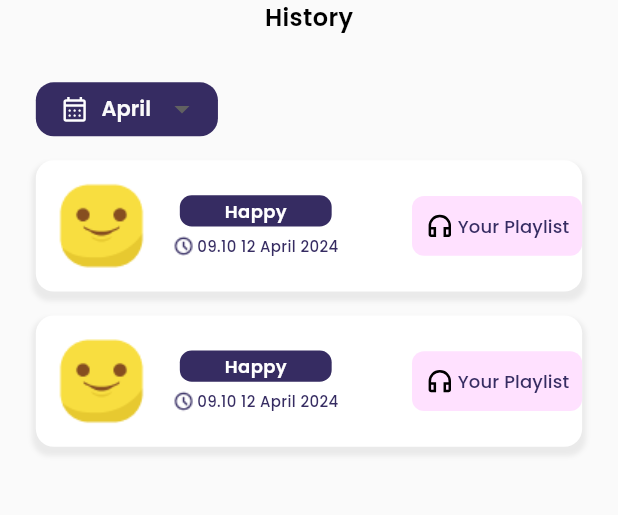
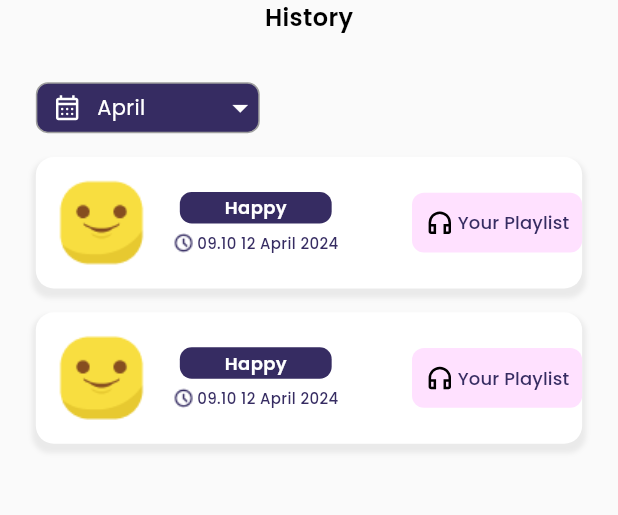
Before and after one commit to SyahrulBhudiF/Vexora-FE, a Flutter app: the HistoryScreen screen opened by its route, on a phone screen of 412 x 824 dp, the part 82-597 px from its top. Run offline on Flutter 3.47's test engine with Material 3 defaults, Android fonts, the phone set to English and light mode, and no system bars; our stand-ins replace cached_network_image, camera, flutter_bloc, flutter_svg, image_picker, month_picker_dialog and 1 more; accounts and stored records are empty; project files that could hold a hidden picture were left out.

Commit message:
fix: fix ui profile, history

```diff
--- a/lib/core/utils/image_constant.dart
+++ b/lib/core/utils/image_constant.dart
@@ -45,4 +45,7 @@ class ImageConstant {
   static String password = '$imagePath/password.svg';
   static String logout = '$imagePath/logout.svg';
   static String arrorRight = '$imagePath/arrorRight.svg';
+  static String octionPlaylist = '$imagePath/octionPlaylist.svg';
+  static String profileUser = '$imagePath/profileUser.svg';
+  static String photoAdd = '$imagePath/photoAdd.svg';
 }
--- /dev/null
+++ b/lib/data/models/Music/music_model.dart
@@ -0,0 +1,39 @@
+class History {
+  final String uuid;
+  final DateTime createdAt;
+  final String userUuid;
+  final String mood;
+  final String playlistName;
+  final String path;
+
+  History({
+    required this.uuid,
+    required this.createdAt,
+    required this.userUuid,
+    required this.mood,
+    required this.playlistName,
+    required this.path,
+  });
+
+  factory History.fromJson(Map<String, dynamic> json) {
+    return History(
+      uuid: json['uuid'],
+      createdAt: DateTime.parse(json['created_at']),
+      userUuid: json['user_uuid'],
+      mood: json['mood'],
+      playlistName: json['playlist_name'],
+      path: json['path'],
+    );
+  }
+
+  Map<String, dynamic> toJson() {
+    return {
+      'uuid': uuid,
+      'created_at': createdAt.toIso8601String(),
+      'user_uuid': userUuid,
+      'mood': mood,
+      'playlist_name': playlistName,
+      'path': path,
+    };
+  }
+}
--- a/lib/presentation/history_screen/history_screen.dart
+++ b/lib/presentation/history_screen/history_screen.dart
@@ -1,16 +1,14 @@
 import 'package:flutter/material.dart';
+import 'package:vexora_fe/presentation/history_screen/widget/history_list_month.dart';
 import '../../core/app_export.dart';
-import '../../widget/app_bar/appbar_leading_image.dart';
+
 import '../../widget/app_bar/custom_app_bar.dart';
-import '../../widget/custom_buttom_app_bar.dart';
-import '../../widget/custom_drop_down.dart';
-import '../../widget/custom_floating_button.dart';
 import 'widget/historylist_item_widget.dart';
 
 class HistoryScreen extends StatelessWidget {
   HistoryScreen({Key? key}) : super(key: key);
 
-  List<String> dropdownItemList = ["Item One", "Item Two", "Item Three"];
+  List<String> dropdownItemList = ["January", "February", "March", "April"];
 
   @override
   Widget build(BuildContext context) {
@@ -29,17 +27,19 @@ class HistoryScreen extends StatelessWidget {
                 style: CustomTextStyles.titleMediumSemiBold,
               ),
               SizedBox(height: 32.h),
-              CustomDropDown(
-                width: 122.h,
+              Align(
+                alignment: Alignment.centerLeft,
+                child: CustomDropDownWithMonthPicker(
+                  width: 150.h,
                   hintText: "April",
                   alignment: Alignment.centerLeft,
                   items: dropdownItemList,
                   prefix: Container(
-                  margin: EdgeInsets.fromLTRB(16.h, 6.h, 4.h, 6.h),
+                    margin: EdgeInsets.fromLTRB(10.h, 6.h, 10.h, 6.h),
                     child: CustomImageView(
                       imagePath: ImageConstant.calendarIcon,
                       height: 20.h,
-                    color: Colors.white,
+                      color: theme.colorScheme.onPrimary,
                       width: 20.h,
                       fit: BoxFit.contain,
                     ),
@@ -47,28 +47,14 @@ class HistoryScreen extends StatelessWidget {
                   prefixConstraint: BoxConstraints(
                     maxHeight: 36.h,
                   ),
-                contentPadding: EdgeInsets.fromLTRB(16.h, 6.h, 12.h, 6.h),
+                  contentPadding: EdgeInsets.fromLTRB(0.h, 0.h, 0.h, 0.h),
+                ),
               ),
               SizedBox(height: 16.h),
               _buildHistoryList(context),
             ],
           ),
         ),
-        // bottomNavigationBar: SizedBox(
-        //   width: double.maxFinite,
-        //   child: _buildBottomNavigation(context),
-        // ),
-        // floatingActionButton: CustomFloatingButton(
-        //   height: 74,
-        //   width: 74,
-        //   backgroundColor: theme.colorScheme.primary,
-        //   child: CustomImageView(
-        //     imagePath: ImageConstant.camera,
-        //     height: 37.0.h,
-        //     width: 37.0.h,
-        //   ),
-        // ),
-        // floatingActionButtonLocation: FloatingActionButtonLocation.centerDocked,
       ),
     );
   }
@@ -106,30 +92,4 @@ class HistoryScreen extends StatelessWidget {
       ),
     );
   }
-
-  // Widget _buildBottomNavigation(BuildContext context) {
-  //   return SizedBox(
-  //     width: double.maxFinite,
-  //     child: CustomBottomAppBar(
-  //       onChanged: (BottomBarEnum type) {
-  //         Navigator.pushNamed(
-  //           navigatorKey.currentContext!,
-  //           getCurrentRoute(type),
-  //         );
-  //       },
-  //     ),
-  //   );
-  // }
-
-  // /// Handling route based on bottom click actions
-  // String getCurrentRoute(BottomBarEnum type) {
-  //   switch (type) {
-  //     case BottomBarEnum.Home:
-  //       return AppRoutes.homepage;
-  //     case BottomBarEnum.More:
-  //       return "/";
-  //     default:
-  //       return "/";
-  //   }
-  // }
 }
--- /dev/null
+++ b/lib/presentation/history_screen/widget/history_list_month.dart
@@ -0,0 +1,80 @@
+import 'package:flutter/material.dart';
+import 'package:month_picker_dialog/month_picker_dialog.dart'; // Import paket month_picker_dialog
+import 'package:intl/intl.dart';
+import 'package:vexora_fe/core/app_export.dart'; // Library untuk formatting tanggal
+
+class CustomDropDownWithMonthPicker extends StatefulWidget {
+  final double width;
+  final String hintText;
+  final Alignment alignment;
+  final List<String> items;
+  final Widget prefix;
+  final BoxConstraints prefixConstraint;
+  final EdgeInsets contentPadding;
+
+  const CustomDropDownWithMonthPicker({
+    Key? key,
+    required this.width,
+    required this.hintText,
+    required this.alignment,
+    required this.items,
+    required this.prefix,
+    required this.prefixConstraint,
+    required this.contentPadding,
+  }) : super(key: key);
+
+  @override
+  _CustomDropDownWithMonthPickerState createState() =>
+      _CustomDropDownWithMonthPickerState();
+}
+
+class _CustomDropDownWithMonthPickerState
+    extends State<CustomDropDownWithMonthPicker> {
+  String? selectedMonth;
+
+  @override
+  Widget build(BuildContext context) {
+    return GestureDetector(
+      onTap: () async {
+        DateTime? picked = await showMonthPicker(
+          context: context,
+          initialDate: DateTime.now(),
+          firstDate: DateTime(2000),
+          lastDate: DateTime(2101),
+        );
+
+        if (picked != null) {
+          setState(() {
+            selectedMonth = DateFormat('MMMM').format(picked);
+          });
+        }
+      },
+      child: Container(
+        width: widget.width,
+        padding: widget.contentPadding,
+        alignment: widget.alignment,
+        decoration: BoxDecoration(
+          color: theme.colorScheme.primary,
+          border: Border.all(color: Colors.grey),
+          borderRadius: BorderRadius.circular(8.0),
+        ),
+        child: Row(
+          children: [
+            widget.prefix,
+            Expanded(
+              child: Text(
+                selectedMonth ?? widget.hintText,
+                style: TextStyle(
+                    color: selectedMonth == null ? Colors.white : Colors.white),
+              ),
+            ),
+            Icon(
+              Icons.arrow_drop_down,
+              color: theme.colorScheme.onPrimary,
+            ),
+          ],
+        ),
+      ),
+    );
+  }
+}
--- a/lib/presentation/logout_dialog/logout_dialog.dart
+++ b/lib/presentation/logout_dialog/logout_dialog.dart
@@ -3,7 +3,7 @@ import 'package:vexora_fe/core/app_export.dart';
 import 'package:vexora_fe/widget/custom_outlined_button.dart';
 
 class LogoutDialog extends StatelessWidget {
-  const LogoutDialog({Key? key}) : super(key: key);
+  const LogoutDialog({super.key});
 
   @override
   Widget build(BuildContext context) {
@@ -13,7 +13,7 @@ class LogoutDialog extends StatelessWidget {
       children: [
         Container(
           width: double.maxFinite,
-          margin: EdgeInsets.only(right: 6.h),
+          margin: EdgeInsets.only(right: 15.h, left: 15.h),
           padding: EdgeInsets.symmetric(
             horizontal: 30.h,
             vertical: 26.h,
--- a/lib/presentation/playlist_recommendation/playlist_recommendation.dart
+++ b/lib/presentation/playlist_recommendation/playlist_recommendation.dart
@@ -3,12 +3,13 @@ import '../../core/app_export.dart';
 import 'widgets/listbirdsofa_item_widget.dart';
 
 class PlaylistRecommendation extends StatelessWidget {
-  const PlaylistRecommendation({Key? key}) : super(key: key);
+  const PlaylistRecommendation({super.key});
 
   @override
   Widget build(BuildContext context) {
     return Scaffold(
-      backgroundColor: theme.colorScheme.primary, // Mengatur warna latar belakang menjadi warna utama
+      backgroundColor: theme.colorScheme
+          .primary, // Mengatur warna latar belakang menjadi warna utama
       appBar: AppBar(
         backgroundColor: theme.colorScheme.primary,
         elevation: 0,
--- a/lib/presentation/playlist_recommendation/widgets/listbirdsofa_item_widget.dart
+++ b/lib/presentation/playlist_recommendation/widgets/listbirdsofa_item_widget.dart
@@ -35,7 +35,7 @@ class ListplaylistItemWidget extends StatelessWidget {
             padding: EdgeInsets.all(12.h),
             decoration: IconButtonStyleHelper.none,
             child: CustomImageView(
-              imagePath: ImageConstant.octionIcon,
+              imagePath: ImageConstant.octionPlaylist,
             ),
           ),
         ],
--- a/lib/presentation/welcome_screen/welcome_screen.dart
+++ b/lib/presentation/welcome_screen/welcome_screen.dart
@@ -76,7 +76,7 @@ class WelcomeScreen extends StatelessWidget {
                     text: "Get started",
                     margin: EdgeInsets.only(right: 2.h),
                     onPressed: () {
-                      Navigator.pushNamed(context, AppRoutes.login);
+                      Navigator.pushNamed(context, AppRoutes.register);
                     },
                   ),
                   SizedBox(height: 12.h),
--- a/lib/routes/app_routes.dart
+++ b/lib/routes/app_routes.dart
@@ -42,7 +42,7 @@ class AppRoutes {
     register: (context) => RegisterScreen(),
     history: (context) => HistoryScreen(),
     splash: (context) => SplashScreen(),
-    playlist: (context) => PlaylistRecommendation(),
+    playlist: (context) => const PlaylistRecommendation(),
     result: (context) => ResultScreen(),
     profile: (context) => ProfileScreen(),
     password: (context) => PasswordScreen(),
--- a/pubspec.yaml
+++ b/pubspec.yaml
@@ -47,6 +47,7 @@ dependencies:
   path: ^1.9.0
   path_provider: ^2.1.5
   image: ^4.3.0
+  month_picker_dialog: ^5.1.3
   # flutter_screenutil: ^5.9.3
 
 dev_dependencies:
```
Also changed, not shown: lib/data/models/History/history_model.dart (added, +43 -0 lines), lib/data/models/User/user_model.dart (added, +47 -0 lines), lib/presentation/login_screen/login_screen.dart (+7 -0 lines), lib/presentation/profile/profile_screen.dart (+83 -86 lines), lib/presentation/register/register_screen.dart (+32 -1 lines), assets/images/octionPlaylist.svg (added), pubspec.lock. Lines whose indentation alone changed are shown as unchanged.
